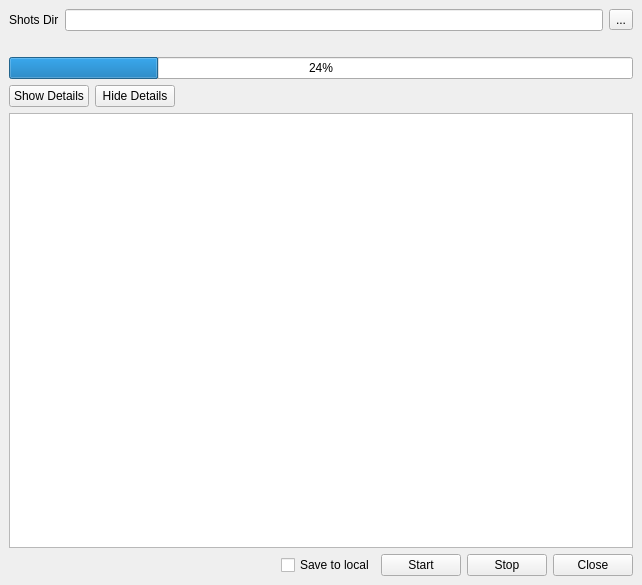
Old version of the form ui/main.ui in the repository iceanimations/createShots.
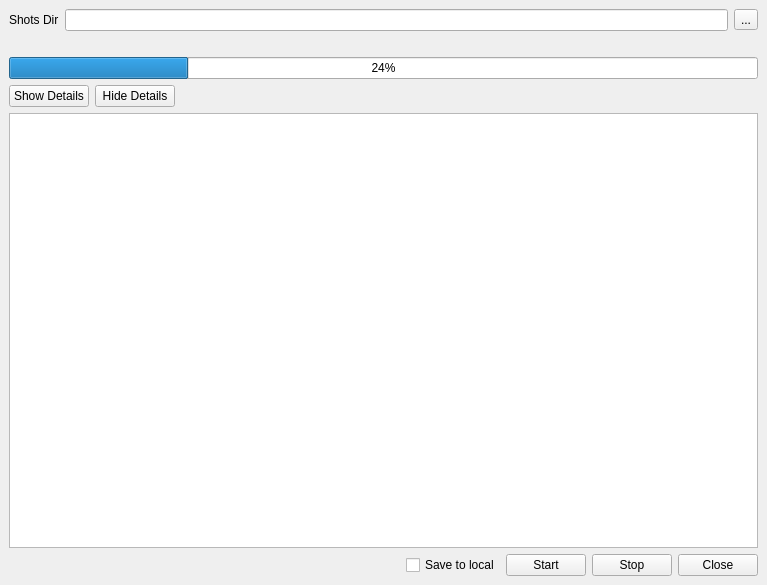
New version of the form.

Patch:
```diff
--- a/ui/main.ui
+++ b/ui/main.ui
@@ -6,7 +6,7 @@
    <rect>
     <x>0</x>
     <y>0</y>
-    <width>642</width>
+    <width>767</width>
     <height>585</height>
    </rect>
   </property>
```
Left out of the diff: 2 changed lines with no effect on the pictures.
